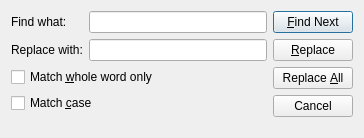
First picture: the form in ui/replacedialog.ui, repository gideros/gideros, before the edit.
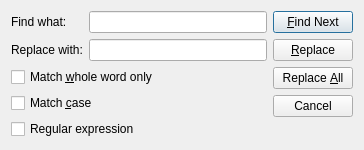
Second picture: the form after the edit.

Commit message: Themes:  1) Changed: traditional Gideros default theme is back.  2) Changed: themes are moved from qrc to Resources folder.  3) Added: big UI theme collection and one white Editor theme.  4) Improved: instant reloading of editor themes.  5) Improved: theme file checks. Bookmarks:  Added: Bookmarks are clickable now. Hotkeys:  Fixed: actionStart_Player and actionStartAll both had same shortcut. Menu:  Added: Fold/Unfold All/Top items. FindDialog, FindInFilesDialog, ReplaceDialog:  Added: regular expressions support. FindDialog:  Added: wrapped search mode.

Diff of the .ui file:
```diff
--- a/ui/replacedialog.ui
+++ b/ui/replacedialog.ui
@@ -7,7 +7,7 @@
     <x>0</x>
     <y>0</y>
     <width>364</width>
-    <height>138</height>
+    <height>149</height>
    </rect>
   </property>
   <property name="windowTitle">
@@ -66,6 +66,13 @@
            </property>
           </widget>
          </item>
+         <item>
+          <widget class="QCheckBox" name="regexp">
+           <property name="text">
+            <string>Regular expression</string>
+           </property>
+          </widget>
+         </item>
         </layout>
        </item>
        <item>
```
The commit also changes 197 other files.
